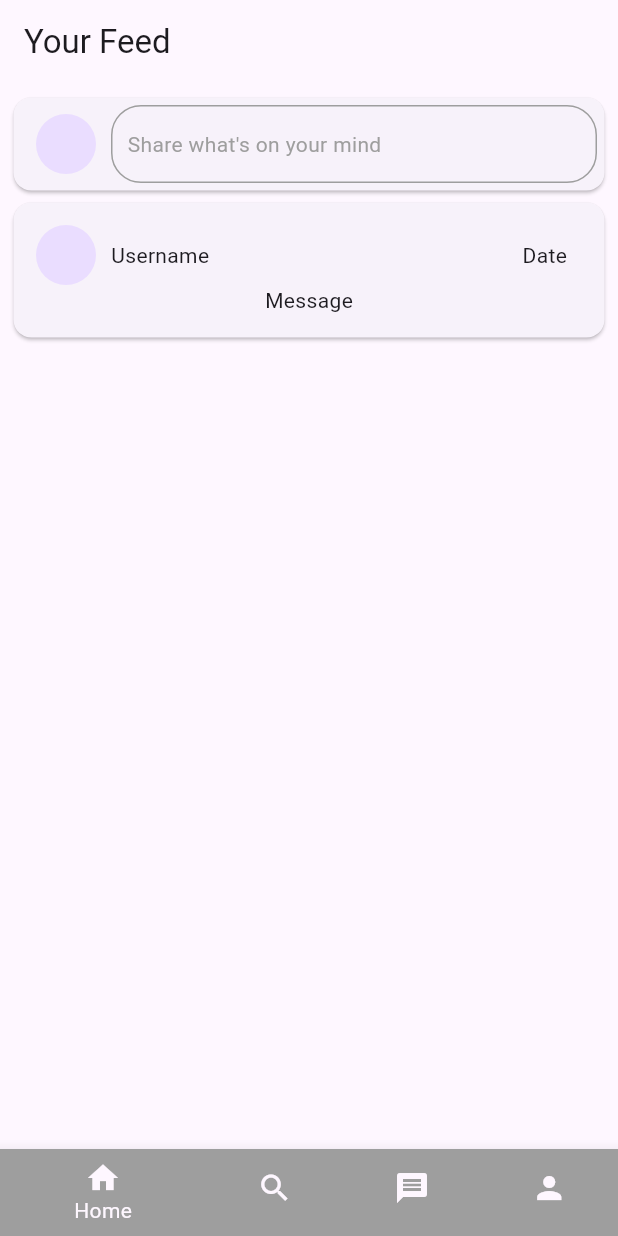
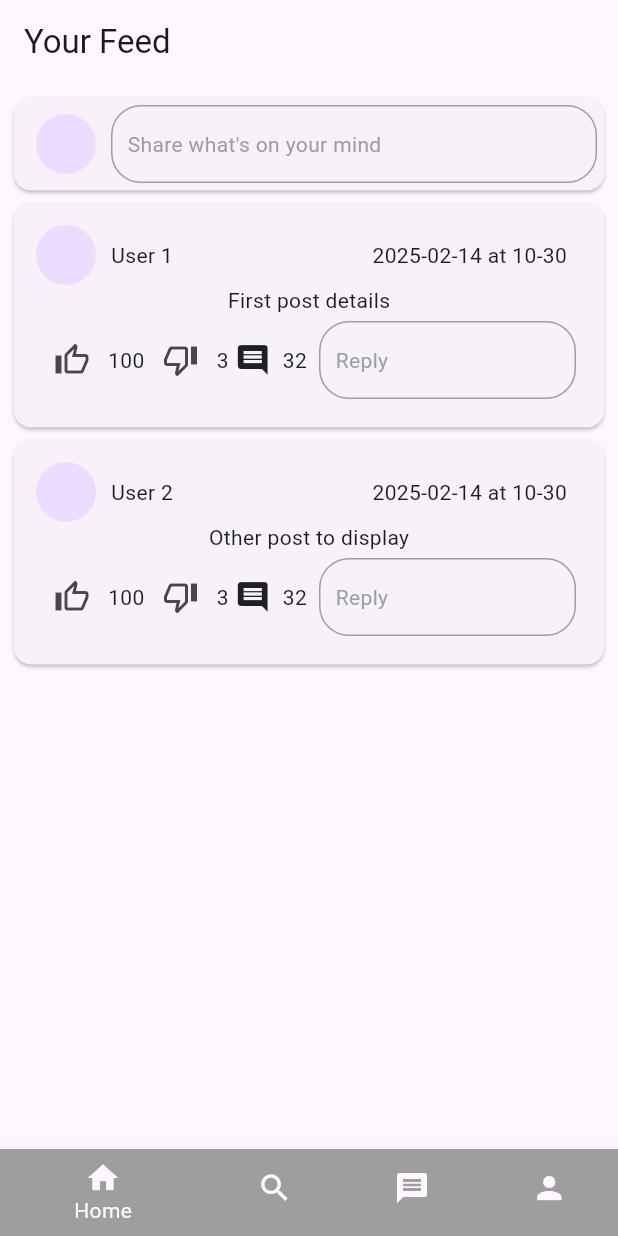
Before and after one commit to WebExtension1/flutter-social-app, a Flutter app: the screen it shows after launch, on a phone screen of 412 x 824 dp. Run offline on Flutter 3.47's test engine with Material 3 defaults, Android fonts, the phone set to English and light mode, and no system bars.

Commit message:
Added post functionality

```diff
--- /dev/null
+++ b/lib/models/account.dart
@@ -0,0 +1,15 @@
+class Account {
+  final String username;
+  final String tag;
+  final DateTime dateJoined;
+
+  Account({
+    required this.username,
+    required this.tag,
+    required this.dateJoined
+  });
+
+  String get getUsername {
+    return username;
+  }
+}
--- /dev/null
+++ b/lib/models/post.dart
@@ -0,0 +1,26 @@
+import 'package:untitled/models/account.dart';
+import 'package:intl/intl.dart';
+
+class Post {
+  final String content;
+  final Account account;
+  final DateTime postDate;
+
+  Post({
+    required this.content,
+    required this.account,
+    required this.postDate,
+  });
+
+  String get getContent {
+    return content;
+  }
+
+  Account get getAccount {
+    return account;
+  }
+
+  String get getPostDate {
+    return "${DateFormat('yyyy-MM-dd').format(postDate)} at ${DateFormat('hh-mm').format(postDate)}";
+  }
+}
--- a/lib/pages/home.dart
+++ b/lib/pages/home.dart
@@ -1,5 +1,8 @@
 import 'package:flutter/material.dart';
-import 'package:untitled/widgets/newPostForm.dart';
+import 'package:untitled/models/account.dart';
+import 'package:untitled/pages/newPostForm.dart';
+import 'package:untitled/widgets/postPreview.dart';
+import 'package:untitled/models/post.dart';
 
 class Home extends StatefulWidget {
   const Home({super.key});
@@ -9,6 +12,11 @@ class Home extends StatefulWidget {
 }
 
 class HomeState extends State<Home> {
+  final List<Post> posts = [
+    Post(content: "First post details", account: Account(username: "User 1", tag: "User1", dateJoined: DateTime.now()), postDate: DateTime.now()),
+    Post(content: "Other post to display", account: Account(username: "User 2", tag: "User2", dateJoined: DateTime.now()), postDate: DateTime.now())
+  ];
+
   @override
   Widget build(BuildContext context) {
     return Scaffold(
@@ -51,28 +59,14 @@ class HomeState extends State<Home> {
                 )
               )
             ),
-            Card(
-              child: Padding(
-                padding: EdgeInsets.all(15),
-                child: Column(
-                  children: [
-                    Row(
-                      children: [
-                        CircleAvatar(),
-                        SizedBox(width: 10),
-                        Text("Username"),
             Expanded(
-                          child: SizedBox()
+              child: ListView.builder(
+                itemCount: posts.length,
+                itemBuilder: (context, index) {
+                  return PostPreview(post: posts[index]);
+                },
               ),
-                        Text("Date"),
-                        SizedBox(width: 10)
-                      ],
             ),
-                    Text("Message")
-                  ],
-                )
-              )
-            )
           ]
         )
       )
@@ -82,7 +76,6 @@ class HomeState extends State<Home> {
   void displayNewPost() {
     Navigator.of(context).push(
       MaterialPageRoute(
-        fullscreenDialog: true, // Enables a modal-style transition
         builder: (ctx) => const NewPostForm(),
       ),
     );
--- a/lib/pages/search.dart
+++ b/lib/pages/search.dart
@@ -11,7 +11,6 @@ class SearchState extends State<Search> {
   @override
   Widget build(BuildContext context) {
     return Scaffold(
-      backgroundColor: Colors.white,
       appBar: AppBar(
         title: Text("Search"),
       ),
--- /dev/null
+++ b/lib/widgets/postPreview.dart
@@ -0,0 +1,110 @@
+import 'package:flutter/material.dart';
+import 'package:untitled/models/account.dart';
+import 'package:untitled/models/post.dart';
+import 'package:untitled/pages/post.dart';
+
+class PostPreview extends StatefulWidget {
+  const PostPreview({super.key, required this.post});
+  final Post post;
+
+  @override
+  State<PostPreview> createState() => _PostState();
+}
+
+class _PostState extends State<PostPreview> {
+  @override
+  Widget build(BuildContext context) {
+    return GestureDetector(
+      onTap: () {
+        displayPost();
+      },
+      child: Card(
+        child: Padding(
+          padding: EdgeInsets.all(15),
+          child: Column(
+            children: [
+              Row(
+                children: [
+                  CircleAvatar(),
+                  SizedBox(width: 10),
+                  Text(widget.post.getAccount.getUsername),
+                  Expanded(
+                    child: SizedBox()
+                  ),
+                  Text(widget.post.getPostDate),
+                  SizedBox(width: 10)
+                ],
+              ),
+              Text(widget.post.getContent),
+              Row(
+                children: [
+                  IconButton(
+                    onPressed: () {
+                      print("Like Post");
+                    },
+                    icon: Icon(Icons.thumb_up_outlined)
+                  ),
+                  Text("100"),
+                  IconButton(
+                    onPressed: () {
+                      print("Dislike Post");
+                    },
+                    icon: Icon(Icons.thumb_down_outlined)
+                  ),
+                  Text("3"),
+                  Expanded(
+                    child: Card(
+                      elevation: 0,
+                      child: GestureDetector(
+                        onTap: () {
+                          print("Comment");
+                        },
+                        child: Row(
+                          children: [
+                            Icon(Icons.comment),
+                            SizedBox(width: 8),
+                            Text("32"),
+                            SizedBox(width: 8),
+                            Expanded(
+                              child: GestureDetector(
+                                onTap: () {
+                                  print("Comment");
+                                },
+                                child: Container(
+                                  padding: EdgeInsets.symmetric(
+                                    vertical: 15,
+                                    horizontal: 10
+                                  ),
+                                  decoration: BoxDecoration(
+                                    border: Border.all(color: Colors.grey),
+                                    borderRadius: BorderRadius.circular(20)
+                                  ),
+                                  child: Text(
+                                    "Reply",
+                                    style: TextStyle(color: Colors.grey),
+                                  ),
+                                ),
+                              ),
+                            )
+                          ],
+                        ),
+                      ),
+                    ),
+                  )
+                ],
+              )
+            ],
+          )
+        )
+      )
+    );
+  }
+
+  void displayPost() {
+    Navigator.of(context).push(
+        MaterialPageRoute(
+          builder: (ctx) => PostPage(post: widget.post)
+        )
+    );
+  }
+}
--- a/pubspec.yaml
+++ b/pubspec.yaml
@@ -34,6 +34,7 @@ dependencies:
   # The following adds the Cupertino Icons font to your application.
   # Use with the CupertinoIcons class for iOS style icons.
   cupertino_icons: ^1.0.8
+  intl: ^0.20.2
 
 dev_dependencies:
   flutter_test:
```
Also changed, not shown: lib/pages/post.dart (added, +95 -0 lines), lib/widgets/commentPreview.dart (added, +71 -0 lines), lib/widgets/post.dart (deleted, +0 -15 lines), lib/pages/newPostForm.dart (renamed from lib/widgets/newPostForm.dart), pubspec.lock. Lines whose indentation alone changed are shown as unchanged.
